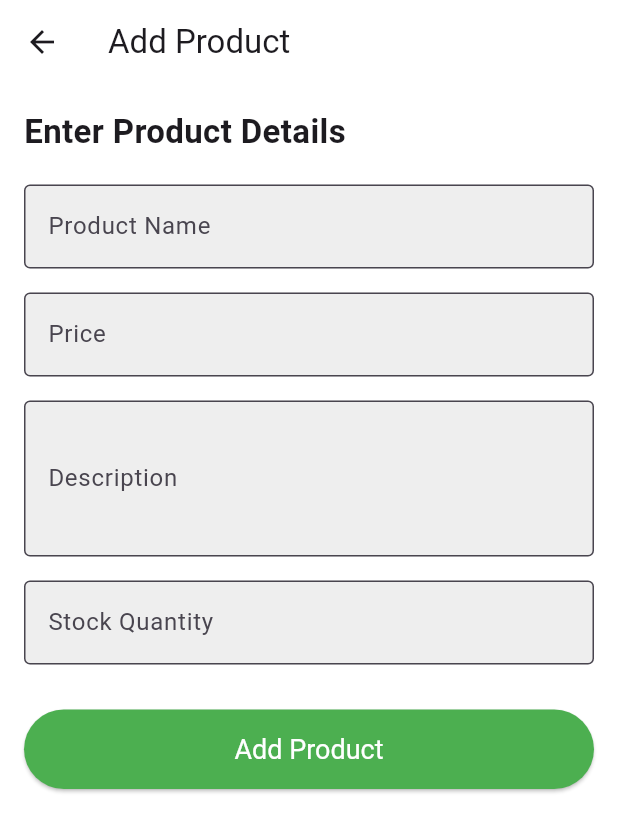
After one commit to ridhammm21/iDairy-App, a Flutter app: the AdminHome screen opened directly, after a tap on the "add" icon, on a phone screen of 412 x 824 dp. The commit adds this screen. Shown: the top 832 px of the screen. Run offline on Flutter 3.47's test engine with Material 3 defaults, Android fonts, the phone set to English and light mode, and no system bars; our stand-ins replace cloud_firestore, firebase_auth, firebase_core, get, hexcolor, image_picker; accounts and stored records are empty; network calls fail.

Commit message:
preet updates

```diff
--- a/lib/main.dart
+++ b/lib/main.dart
@@ -1,3 +1,4 @@
+import 'package:flutter/foundation.dart';
 import 'package:flutter/material.dart';
 import 'package:get/get_navigation/src/root/get_material_app.dart';
 import 'package:idairy/firebase_options.dart';
@@ -16,7 +17,7 @@ class MyApp extends StatelessWidget {
   @override
   Widget build(BuildContext context) {
     return const GetMaterialApp(
-      debugShowCheckedModeBanner: false,
+      debugShowCheckedModeBanner: kDebugMode ? true : false,
       home: SplashView(),
     );
   }
--- /dev/null
+++ b/lib/pages/admin/screens/add_products.dart
@@ -0,0 +1,178 @@
+import 'package:cloud_firestore/cloud_firestore.dart';
+import 'package:flutter/material.dart';
+
+class AddProductPage extends StatefulWidget {
+  const AddProductPage({super.key});
+
+  @override
+  _AddProductPageState createState() => _AddProductPageState();
+}
+
+class _AddProductPageState extends State<AddProductPage> {
+  final TextEditingController nameController = TextEditingController();
+  final TextEditingController priceController = TextEditingController();
+  final TextEditingController descriptionController = TextEditingController();
+  final TextEditingController stockController = TextEditingController();
+
+  final _formKey = GlobalKey<FormState>();
+  bool isLoading = false; // Loading indicator flag
+  final CollectionReference products = FirebaseFirestore.instance.collection('products');
+
+  // Function to add a product
+  Future<void> addProduct() async {
+    if (_formKey.currentState!.validate()) {
+      setState(() {
+        isLoading = true;
+      });
+
+      try {
+        await products.add({
+          'name': nameController.text,
+          'price': double.parse(priceController.text),
+          'description': descriptionController.text,
+          'stock': int.parse(stockController.text),
+        });
+        ScaffoldMessenger.of(context).showSnackBar(
+          const SnackBar(content: Text('Product added successfully!')),
+        );
+        clearFields();
+      } catch (error) {
+        ScaffoldMessenger.of(context).showSnackBar(
+          const SnackBar(content: Text('Failed to add product!')),
+        );
+      } finally {
+        setState(() {
+          isLoading = false;
+        });
+      }
+    }
+  }
+
+  // Clear form fields
+  void clearFields() {
+    nameController.clear();
+    priceController.clear();
+    descriptionController.clear();
+    stockController.clear();
+  }
+
+  @override
+  Widget build(BuildContext context) {
+    return Scaffold(
+      appBar: AppBar(
+        title: const Text('Add Product'),
+        backgroundColor: Colors.white,
+      ),
+      backgroundColor: Colors.white,
+      body: isLoading
+          ? const Center(child: CircularProgressIndicator()) // Show loading spinner if processing
+          : SingleChildScrollView(
+              padding: const EdgeInsets.all(16.0),
+              child: Form(
+                key: _formKey,
+                child: Column(
+                  crossAxisAlignment: CrossAxisAlignment.start,
+                  children: [
+                    const Text(
+                      'Enter Product Details',
+                      style: TextStyle(fontSize: 22, fontWeight: FontWeight.bold),
+                    ),
+                    const SizedBox(height: 20),
+                    TextFormField(
+                      controller: nameController,
+                      decoration: InputDecoration(
+                        labelText: 'Product Name',
+                        border: const OutlineInputBorder(),
+                        filled: true,
+                        fillColor: Colors.grey[200],
+                      ),
+                      validator: (value) {
+                        if (value == null || value.isEmpty) {
+                          return 'Please enter the product name';
+                        }
+                        return null;
+                      },
+                    ),
+                    const SizedBox(height: 16),
+                    TextFormField(
+                      controller: priceController,
+                      decoration: InputDecoration(
+                        labelText: 'Price',
+                        border: const OutlineInputBorder(),
+                        filled: true,
+                        fillColor: Colors.grey[200],
+                      ),
+                      keyboardType: TextInputType.number,
+                      validator: (value) {
+                        if (value == null || value.isEmpty) {
+                          return 'Please enter the price';
+                        }
+                        if (double.tryParse(value) == null) {
+                          return 'Please enter a valid number';
+                        }
+                        return null;
+                      },
+                    ),
+                    const SizedBox(height: 16),
+                    TextFormField(
+                      controller: descriptionController,
+                      decoration: InputDecoration(
+                        labelText: 'Description',
+
+
+                        border: const OutlineInputBorder(),
+                        filled: true,
+                        fillColor: Colors.grey[200],
+                      ),
+                      maxLines: 3,
+                      validator: (value) {
+                        if (value == null || value.isEmpty) {
+                          return 'Please enter a description';
+                        }
+                        return null;
+                      },
+                    ),
+                    const SizedBox(height: 16),
+                    TextFormField(
+                      controller: stockController,
+                      decoration: InputDecoration(
+                        labelText: 'Stock Quantity',
+                        border: const OutlineInputBorder(),
+                        filled: true,
+                        fillColor: Colors.grey[200],
+                      ),
+                      keyboardType: TextInputType.number,
+                      validator: (value) {
+                        if (value == null || value.isEmpty) {
+                          return 'Please enter the stock quantity';
+                        }
+                        if (int.tryParse(value) == null) {
+                          return 'Please enter a valid number';
+                        }
+                        return null;
+                      },
+                    ),
+                    const SizedBox(height: 30),
+                    SizedBox(
+                      width: double.infinity,
+                      child: ElevatedButton(
+                        onPressed: addProduct,
+                        style: ElevatedButton.styleFrom(
+                          padding: const EdgeInsets.symmetric(vertical: 16),
+                          backgroundColor: Colors.green,
+                          textStyle: const TextStyle(fontSize: 18),
+                        ),
+                        child: const Text('Add Product',
+                        style: TextStyle(
+                          color: Colors.white
+                        ),
+                        ),
+                      ),
+                    ),
+                  ],
+                ),
+              ),
+            ),
+    );
+  }
+}
--- /dev/null
+++ b/lib/pages/admin/screens/homescreen.dart
@@ -0,0 +1,38 @@
+import 'package:flutter/material.dart';
+
+import 'package:idairy/pages/admin/screens/view_product.dart';
+
+class AdminHome extends StatefulWidget {
+  const AdminHome({super.key});
+
+  @override
+  State<AdminHome> createState() => _AdminHomeState();
+}
+
+class _AdminHomeState extends State<AdminHome> {
+  int index = 0;
+  @override
+  Widget build(BuildContext context) {
+    return Scaffold(
+      body:index == 0 ? const ViewProduct() : Container() ,
+      bottomNavigationBar: BottomNavigationBar(
+        onTap: (value) {
+          setState(() {
+            index = value;
+          });
+        },
+        items: const [
+        BottomNavigationBarItem(
+          label: 'Home',
+
+          icon: Icon(Icons.pages)
+        ),
+         BottomNavigationBarItem(
+          label: 'insights',
+          icon: Icon(Icons.insights)
+        ),
+      ]),
+
+    );
+  }
+}
--- /dev/null
+++ b/lib/pages/admin/screens/view_product.dart
@@ -0,0 +1,142 @@
+import 'package:cloud_firestore/cloud_firestore.dart';
+import 'package:flutter/material.dart';
+import 'package:idairy/pages/admin/screens/add_products.dart';
+import 'package:idairy/pages/admin/screens/homescreen.dart';
+import 'package:idairy/pages/admin/screens/update_screen.dart';
+import 'package:idairy/services/auth/auth_service.dart';
+
+class ViewProduct extends StatefulWidget {
+  const ViewProduct({super.key});
+
+  @override
+  State<ViewProduct> createState() => _ViewProductState();
+}
+
+class _ViewProductState extends State<ViewProduct> {
+  final CollectionReference products = FirebaseFirestore.instance.collection('products');
+
+  // Function to delete a product with confirmation dialog
+  Future<void> _deleteProduct(String productId) async {
+    showDialog(
+      context: context,
+      builder: (BuildContext context) {
+        return AlertDialog(
+          title: const Text('Delete Product'),
+          content: const Text('Are you sure you want to delete this product?'),
+          actions: [
+            TextButton(
+              child: const Text('Cancel'),
+              onPressed: () {
+                Navigator.of(context).pop();
+              },
+            ),
+            TextButton(
+              child: const Text('Delete'),
+              onPressed: () async {
+                await products.doc(productId).delete();
+                Navigator.of(context).pop();
+                ScaffoldMessenger.of(context).showSnackBar(
+                  const SnackBar(content: Text('Product deleted successfully')),
+                );
+              },
+            ),
+          ],
+        );
+      },
+    );
+  }
+
+  @override
+  Widget build(BuildContext context) {
+    return Scaffold(
+      appBar: AppBar(
+        leading: Icon(Icons.admin_panel_settings),
+        title: const Text('Admin Page'),
+        actions: [
+
+          IconButton(
+            icon: const Icon(Icons.add),
+            onPressed: () {
+              Navigator.push(context, MaterialPageRoute(builder: (context) {
+                return const AddProductPage();
+              }));
+            },
+          )
+        ],
+      ),
+      body: StreamBuilder<QuerySnapshot>(
+        stream: products.snapshots(),
+        builder: (BuildContext context, AsyncSnapshot<QuerySnapshot> snapshot) {
+          if (snapshot.hasError) {
+            return const Center(child: Text("Something went wrong"));
+          }
+
+          if (snapshot.connectionState == ConnectionState.waiting) {
+            return const Center(child: CircularProgressIndicator());
+          }
+
+          return ListView(
+            padding: const EdgeInsets.all(10),
+            children: snapshot.data!.docs.map((DocumentSnapshot document) {
+              Map<String, dynamic> data = document.data()! as Map<String, dynamic>;
+              return Card(
+                elevation: 3,
+                margin: const EdgeInsets.symmetric(vertical: 8),
+                child: ListTile(
+                  contentPadding: const EdgeInsets.symmetric(horizontal: 16, vertical: 12),
+                  leading: const CircleAvatar(
+                    backgroundColor: Colors.blueAccent,
+                    child: Icon(Icons.shopping_cart, color: Colors.white),
+                  ),
+                  title: Text(
+                    data['name'],
+                    style: const TextStyle(fontSize: 18, fontWeight: FontWeight.bold),
+                  ),
+                  subtitle: Column(
+                    mainAxisAlignment: MainAxisAlignment.start,
+                    crossAxisAlignment: CrossAxisAlignment.start,
+                    children: [
+                      Text(
+                        'Price: ₹${data['price']}',
+                        style: const TextStyle(fontSize: 14),
+                      ),
+                       Text(
+                        'Stock: ${data['stock']}',
+                        style: const TextStyle(fontSize: 14),
+                      ),
+                    ],
+                  ),
+                  trailing: Row(
+                    mainAxisSize: MainAxisSize.min,
+                    children: [
+                      IconButton(
+                        icon: const Icon(Icons.edit, color: Colors.green),
+                        onPressed: () {
+                          Navigator.push(
+                            context,
+                            MaterialPageRoute(
+                              builder: (context) => UpdateProductScreen(
+                                productId: document.id,
+                                initialProductData: data,
+                              ),
+                            ),
+                          );
+                        },
+                      ),
+                      IconButton(
+                        icon: const Icon(Icons.delete, color: Colors.red),
+                        onPressed: () {
+                          _deleteProduct(document.id);
+                        },
+                      ),
+                    ],
+                  ),
+                ),
+              );
+            }).toList(),
+          );
+        },
+      ),
+    );
+  }
+}
--- a/lib/services/auth/auth_service.dart
+++ b/lib/services/auth/auth_service.dart
@@ -22,7 +22,8 @@ class AuthService{
         {
           'uid' : userCredential.user!.uid,
           'email' : email,
-          'wallet' : 0
+          'wallet' : 0,
+          'role' : 0
         },
       );
 
--- a/pubspec.yaml
+++ b/pubspec.yaml
@@ -44,7 +44,6 @@ dependencies:
   firebase_storage: ^12.3.2
   random_string: ^2.3.1
   shared_preferences: ^2.3.2
-  flutter_stripe: ^11.1.0
 
 dev_dependencies:
   flutter_test:
```
Also changed, not shown: lib/pages/admin/screens/update_screen.dart (added, +181 -0 lines), lib/services/auth/auth_gate.dart (+6 -1 lines), pubspec.lock, 1 other file.
